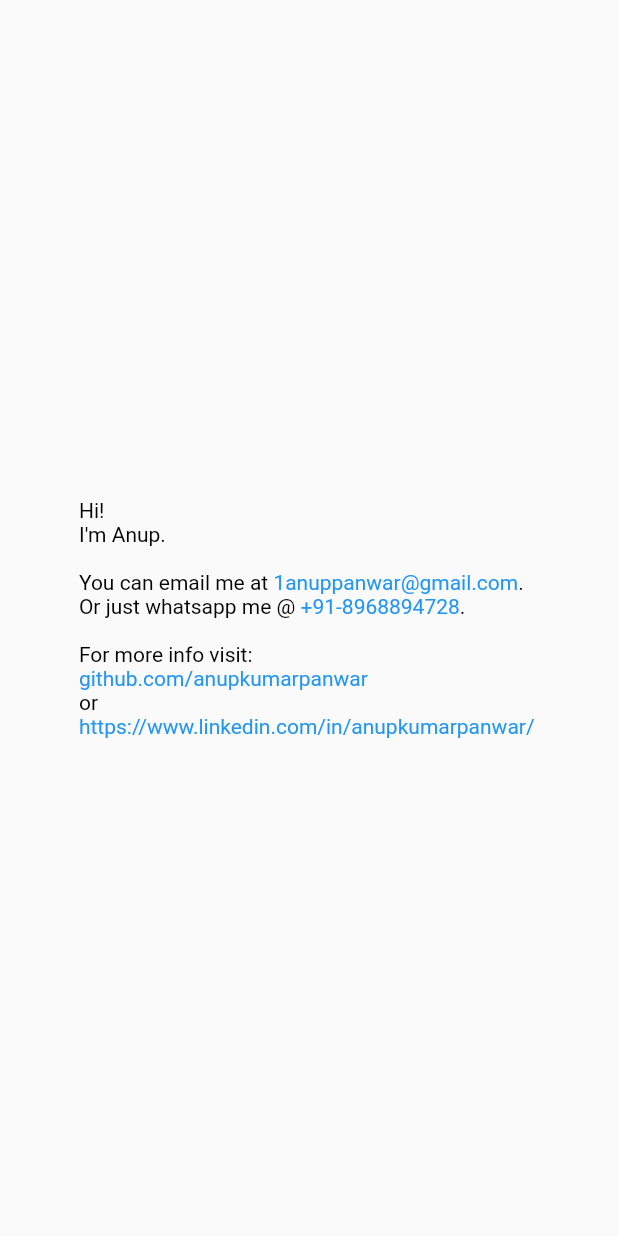
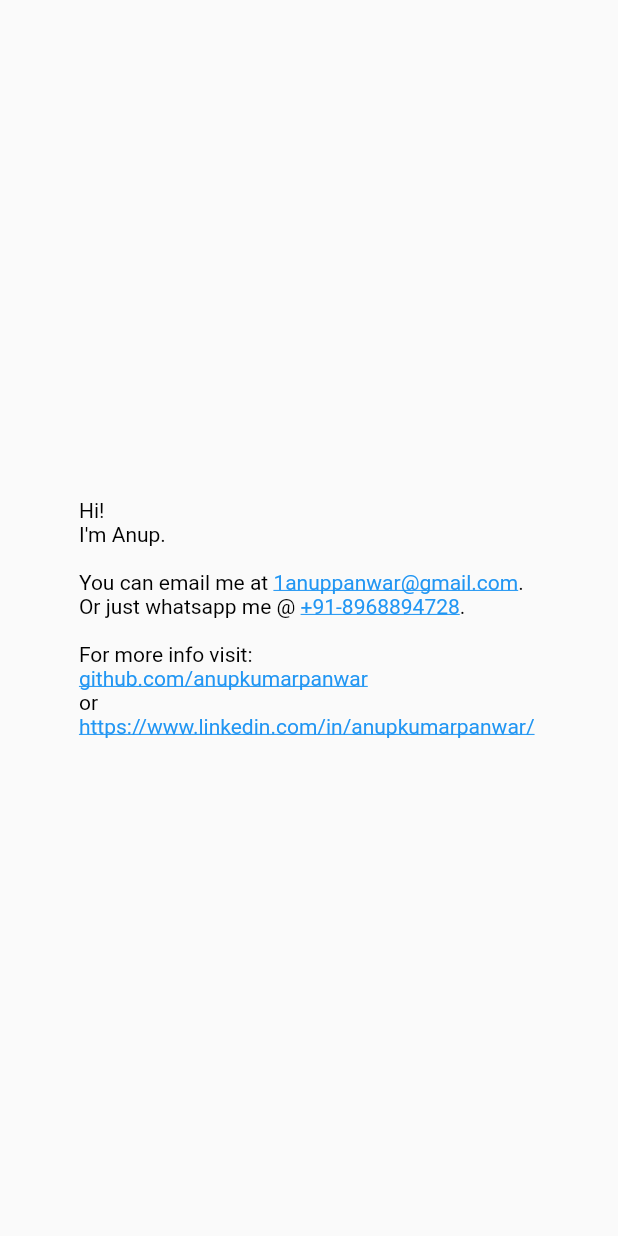
Before and after one commit to AnupKumarPanwar/Linkable, a Flutter app: the screen it shows after launch, on a phone screen of 412 x 824 dp. Run offline on Flutter 3.47's test engine with Material 2 defaults, Android fonts, the phone set to English and light mode, and no system bars; our stand-ins replace url_launcher_web.

Commit message:
Add underline text link

```diff
--- a/example/lib/generated_plugin_registrant.dart
+++ b/example/lib/generated_plugin_registrant.dart
@@ -2,10 +2,12 @@
 // Generated file. Do not edit.
 //
 
-import 'package:flutter_web_plugins/flutter_web_plugins.dart';
+// ignore_for_file: directives_ordering
 // ignore_for_file: lines_longer_than_80_chars
 
 import 'package:url_launcher_web/url_launcher_web.dart';
+
+import 'package:flutter_web_plugins/flutter_web_plugins.dart';
 
 // ignore: public_member_api_docs
 void registerPlugins(Registrar registrar) {
--- a/lib/linkable.dart
+++ b/lib/linkable.dart
@@ -101,7 +101,7 @@ class Linkable extends StatelessWidget {
   _link(String text, String type) {
     return TextSpan(
         text: text,
-        style: TextStyle(color: linkColor),
+        style: TextStyle(color: linkColor, decoration: TextDecoration.underline),
         recognizer: TapGestureRecognizer()
           ..onTap = () {
             _launch(_getUrl(text, type));
```
Also changed, not shown: example/pubspec.lock, pubspec.lock.
